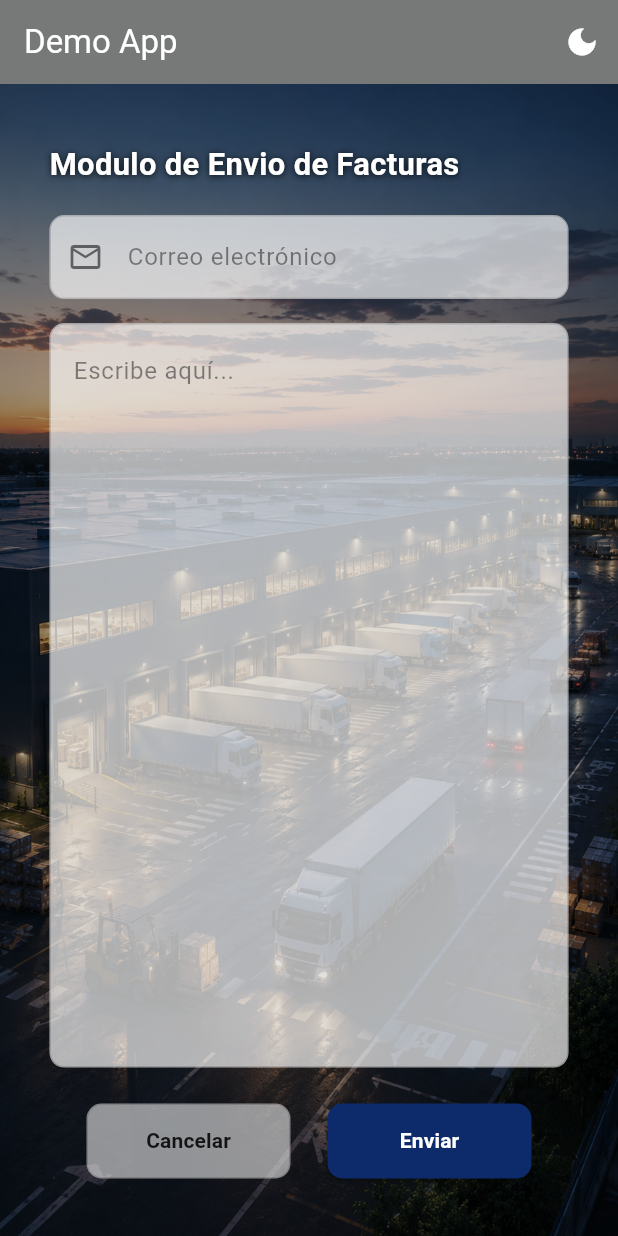
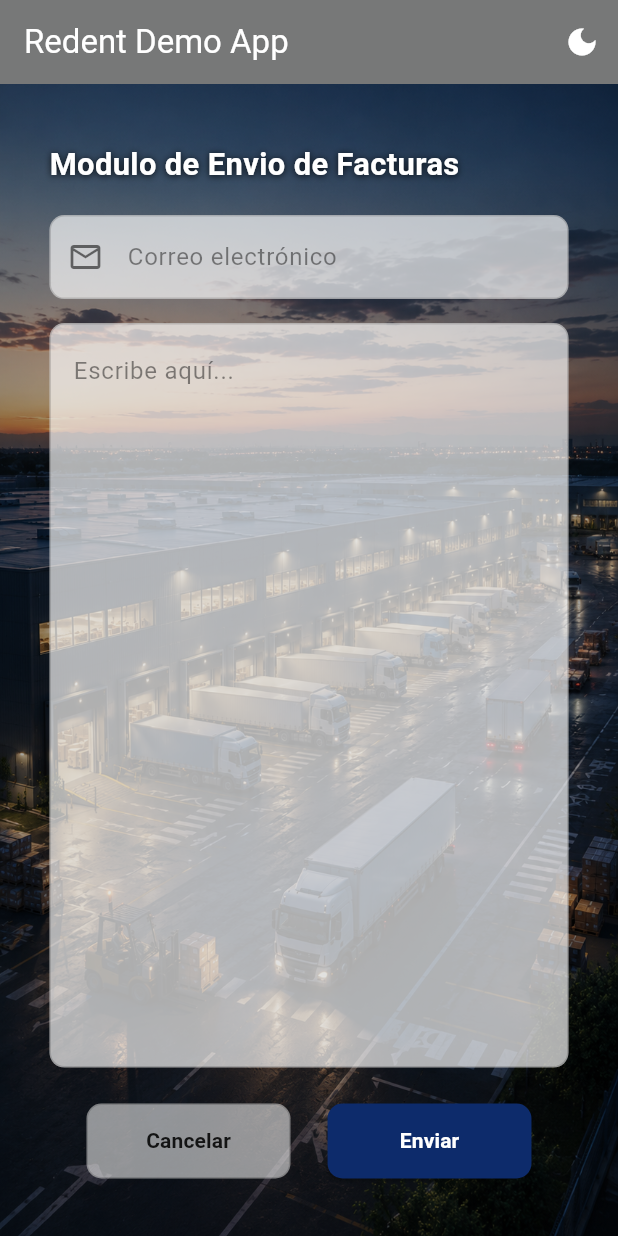
Before and after one commit to rlebuy/dydemoapp, a Flutter app: the screen it shows after launch, after a tap on "Facturas", on a phone screen of 412 x 824 dp. Run offline on Flutter 3.47's test engine with Material 3 defaults, Android fonts, the phone set to English and light mode, and no system bars; our stand-ins replace flutter_dotenv; missing offline and left inert: mailer.

Commit message:
Cambios para subir a apple store

```diff
--- a/lib/main.dart
+++ b/lib/main.dart
@@ -69,7 +69,7 @@ class MyApp extends StatelessWidget {
     return ValueListenableBuilder<ThemeMode>(
       valueListenable: _themeNotifier,
       builder: (_, mode, __) => MaterialApp(
-        title: 'Dyleger Demo',
+        title: 'Rednet Demo App',
         debugShowCheckedModeBanner: false,
         themeMode: mode,
         theme: ThemeData(
@@ -96,7 +96,7 @@ class MyHomePage extends StatelessWidget {
   Widget build(BuildContext context) {
     return Scaffold(
       appBar: AppBar(
-        title: const Text('Demo App'),
+        title: const Text('Rednet Demo App'),
         backgroundColor: const Color(0xFF616161).withOpacity(0.85),
         foregroundColor: Colors.white,
         elevation: 0,
@@ -189,7 +189,7 @@ class _FacturasPageState extends State<FacturasPage> {
   Widget build(BuildContext context) {
     return Scaffold(
       appBar: AppBar(
-        title: const Text('Demo App'),
+        title: const Text('Redent Demo App'),
         backgroundColor: const Color(0xFF616161).withOpacity(0.85),
         foregroundColor: Colors.white,
         elevation: 0,
@@ -450,7 +450,7 @@ class _ModulePageState extends State<_ModulePage> {
   Widget build(BuildContext context) {
     return Scaffold(
       appBar: AppBar(
-        title: const Text('Demo App'),
+        title: const Text('Rednet Demo App'),
         backgroundColor: const Color(0xFF616161).withOpacity(0.85),
         foregroundColor: Colors.white,
         elevation: 0,
--- a/pubspec.yaml
+++ b/pubspec.yaml
@@ -16,7 +16,7 @@ publish_to: 'none' # Remove this line if you wish to publish to pub.dev
 # https://developer.apple.com/library/archive/documentation/General/Reference/InfoPlistKeyReference/Articles/CoreFoundationKeys.html
 # In Windows, build-name is used as the major, minor, and patch parts
 # of the product and file versions while build-number is used as the build suffix.
-version: 1.0.0+1
+version: 1.0.0+5
 
 environment:
   sdk: ^3.11.1
```
Also changed, not shown: 6 other files.
